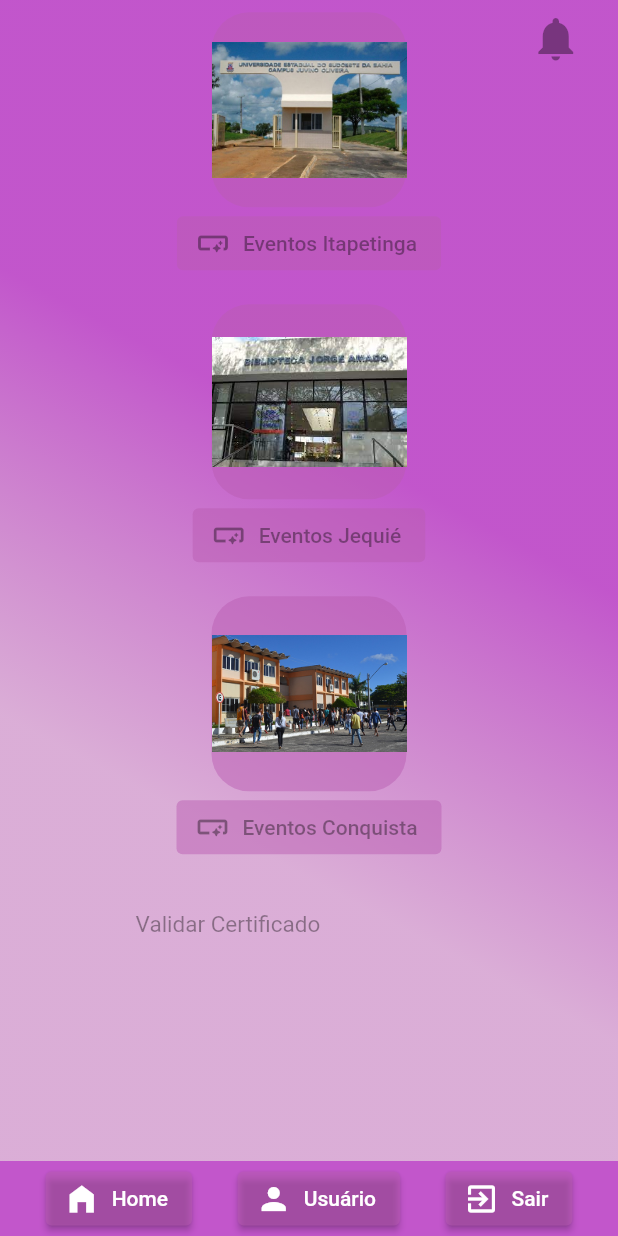
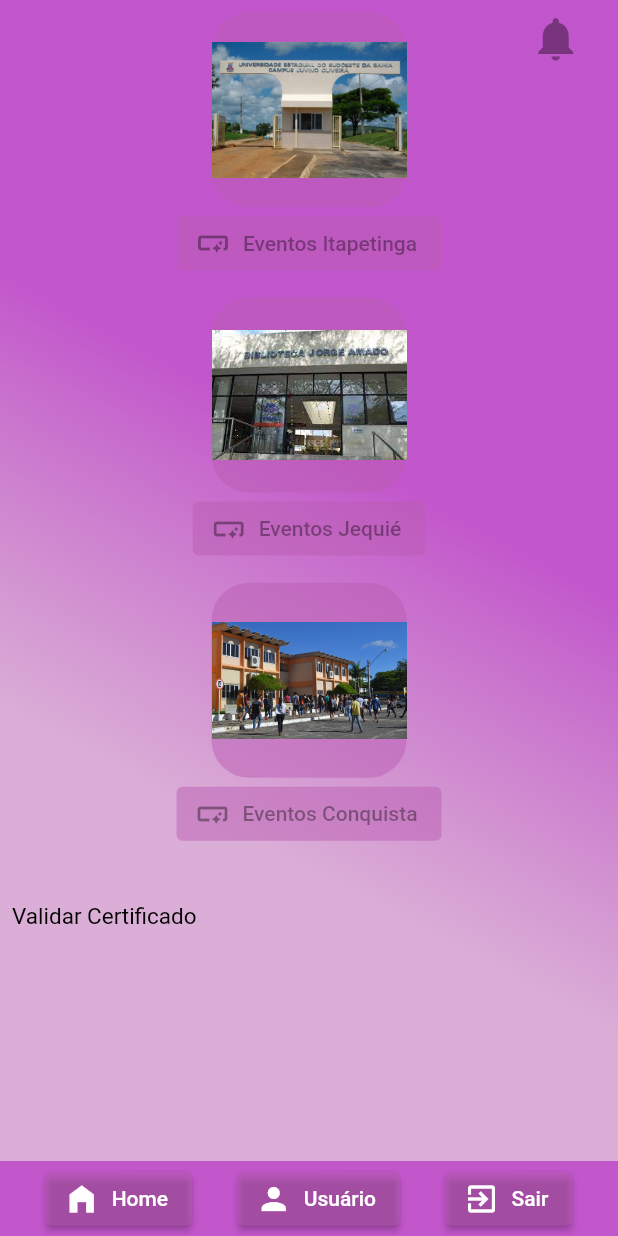
Before and after one commit to edsonribeiro13/eventos_uesb, a Flutter app: the screen it shows after launch, on a phone screen of 412 x 824 dp. Run offline on Flutter 3.47's test engine with Material 2 defaults, Android fonts, the light colour scheme and no system bars; our stand-ins replace google_fonts; missing offline and left inert: cpf_cnpj_validator, localstore, mysql_client; Roboto replaces fonts that are missing (arial).

Commit message:
feat: tela validar certificado

```diff
--- a/lib/routes/Routes.dart
+++ b/lib/routes/Routes.dart
@@ -5,6 +5,7 @@ import 'package:eventos_uesb/views/PagIni.dart';
 import 'package:eventos_uesb/controller/ControllerTelaLogin.dart';
 import 'package:eventos_uesb/controller/ControllerTelaCadastro.dart';
 import 'package:eventos_uesb/views/PagUsuario.dart';
+import 'package:eventos_uesb/views/TelaValidarCertificado.dart';
 
 class Routes {
   createRouteTable() {
@@ -13,6 +14,7 @@ class Routes {
       '/login': (context) => const ControllerTelaLogin(),
       '/cadastro': (context) => const ControllerTelaCadastro(),
       '/usuario': (context) => const PagUsuario(),
+      '/validate': (context) => const TelaValidarCertificado()
     });
   }
 }
--- a/lib/views/TelaLogin.dart
+++ b/lib/views/TelaLogin.dart
@@ -21,8 +21,10 @@ class TelaLogin extends State<ControllerTelaLogin> {
   @override
   Widget build(BuildContext context) {
     BasicCss basicCss = BasicCss();
-    DefaultTextButton defaultTextButton =
-        const DefaultTextButton(textButton: 'Esqueci Minha Senha');
+    DefaultTextButton defaultTextButton = const DefaultTextButton(
+      textButton: 'Esqueci Minha Senha',
+      routeName: '',
+    );
 
     return Scaffold(
       resizeToAvoidBottomInset: false,
--- a/lib/widgets/CardGrid.dart
+++ b/lib/widgets/CardGrid.dart
@@ -8,24 +8,27 @@ class CardGrid extends StatelessWidget {
   const CardGrid({super.key});
 
   @override
-  Widget build(BuildContext context) {
+  build(BuildContext context) {
     MediaQueryData mediaQuery = MediaQuery.of(context);
     BasicCss basicCss = BasicCss();
     DefaultTextButton defaultTextButton = const DefaultTextButton(
       textButton: 'Validar Certificado',
+      routeName: '/validate',
     );
 
-    return Center(
-      child: GridView.count(
+    return Column(
+      children: [
+        GridView.count(
             crossAxisCount: 1,
             shrinkWrap: true,
-          childAspectRatio: 1.27,
+            childAspectRatio: 1.3,
             padding: EdgeInsets.symmetric(
                 vertical: mediaQuery.size.height / 100,
                 horizontal: mediaQuery.size.width / 5),
             children: [
               Column(mainAxisAlignment: MainAxisAlignment.start, children: [
                 Container(
+                    padding: EdgeInsets.zero,
                     decoration: BoxDecoration(
                       color: basicCss.basicColorSmother,
                       borderRadius: BorderRadius.circular(25),
@@ -39,8 +42,8 @@ class CardGrid extends StatelessWidget {
                     )),
                 ElevatedButton.icon(
                   style: ButtonStyle(
-                    backgroundColor:
-                        MaterialStateProperty.all(basicCss.basicColorSmother)),
+                      backgroundColor: MaterialStateProperty.all(
+                          basicCss.basicColorSmother)),
                   onPressed: null,
                   icon: const Icon(Icons.smart_button_rounded),
                   label: const Text("Eventos Itapetinga"),
@@ -48,6 +51,7 @@ class CardGrid extends StatelessWidget {
               ]),
               Column(mainAxisAlignment: MainAxisAlignment.start, children: [
                 Container(
+                    padding: EdgeInsets.zero,
                     decoration: BoxDecoration(
                         color: basicCss.basicColorSmother,
                         borderRadius: BorderRadius.circular(25)),
@@ -59,8 +63,8 @@ class CardGrid extends StatelessWidget {
                     )),
                 ElevatedButton.icon(
                   style: ButtonStyle(
-                    backgroundColor:
-                        MaterialStateProperty.all(basicCss.basicColorSmother)),
+                      backgroundColor: MaterialStateProperty.all(
+                          basicCss.basicColorSmother)),
                   onPressed: null,
                   icon: const Icon(Icons.smart_button_rounded),
                   label: const Text("Eventos Jequié"),
@@ -68,6 +72,7 @@ class CardGrid extends StatelessWidget {
               ]),
               Column(mainAxisAlignment: MainAxisAlignment.start, children: [
                 Container(
+                    padding: EdgeInsets.zero,
                     decoration: BoxDecoration(
                         color: basicCss.basicColorSmother,
                         borderRadius: BorderRadius.circular(25)),
@@ -79,23 +84,16 @@ class CardGrid extends StatelessWidget {
                     )),
                 ElevatedButton.icon(
                   style: ButtonStyle(
-                    backgroundColor:
-                        MaterialStateProperty.all(basicCss.basicColorSmother)),
+                      backgroundColor: MaterialStateProperty.all(
+                          basicCss.basicColorSmother)),
                   onPressed: null,
                   icon: const Icon(Icons.smart_button_rounded),
                   label: const Text("Eventos Conquista"),
                 )
-            ]),
-            Column(
-                mainAxisAlignment: MainAxisAlignment.start,
-                crossAxisAlignment: CrossAxisAlignment.start,
-                children: [
-                  Container(
-                    padding: EdgeInsets.zero,
-                    child: defaultTextButton,
-                  ),
               ])
             ]),
+        defaultTextButton
+      ],
     );
   }
 }
--- a/lib/widgets/DefaultTextButton.dart
+++ b/lib/widgets/DefaultTextButton.dart
@@ -1,23 +1,29 @@
 // ignore_for_file: file_names
 
 import 'package:flutter/material.dart';
+import 'package:eventos_uesb/views/TelaValidarCertificado.dart';
 
 class DefaultTextButton extends StatelessWidget {
-  const DefaultTextButton({super.key, required this.textButton});
+  const DefaultTextButton(
+      {super.key, required this.textButton, required this.routeName});
 
   final String textButton;
+  final String routeName;
 
   @override
   Widget build(BuildContext context) {
     return Row(
       children: [
         TextButton(
-          onPressed: null,
+          onPressed: () {
+            Navigator.pushNamed(context, routeName);
+          },
           style: TextButton.styleFrom(
+              foregroundColor: Colors.black,
               textStyle: const TextStyle(
                   color: Colors.white, fontSize: 15, fontFamily: 'arial')),
           child: Text(textButton),
-        )
+        ),
       ],
     );
   }
```
Also changed, not shown: lib/views/TelaValidarCertificado.dart (added, +46 -0 lines). Lines whose indentation alone changed are shown as unchanged.
